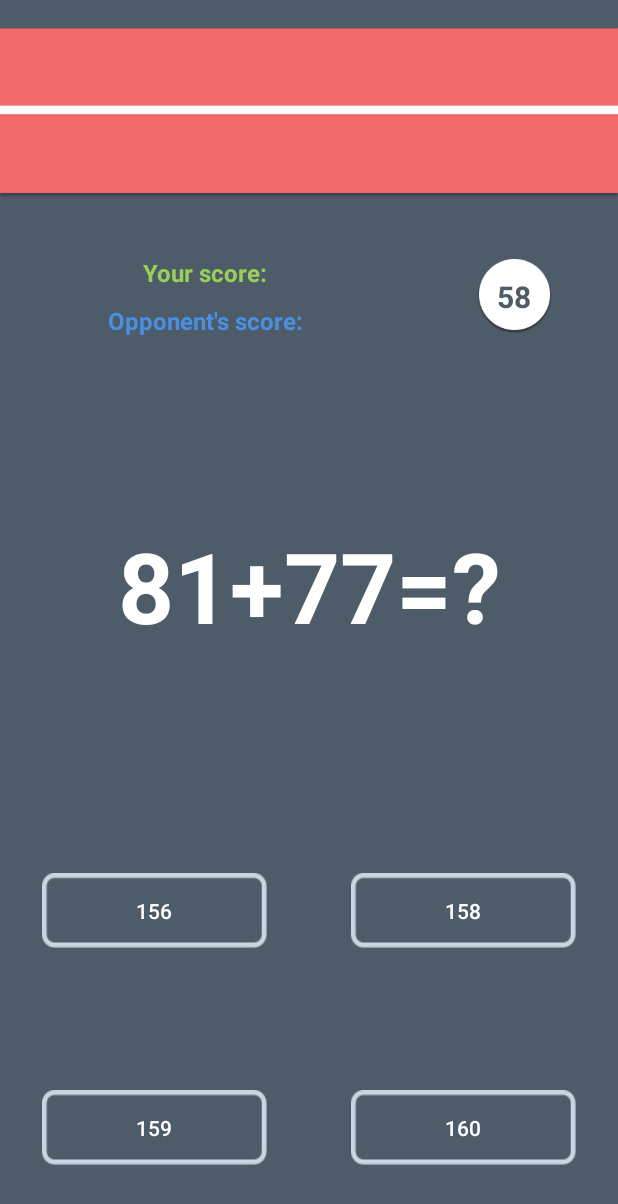
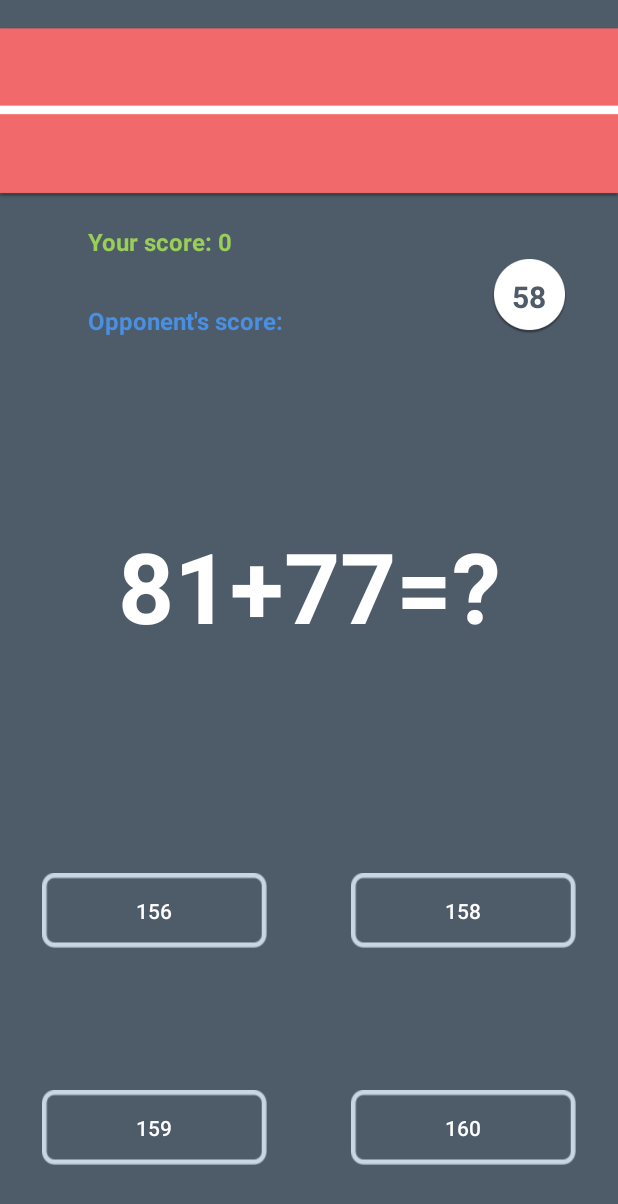
Before and after one commit to iskenxan/Math-marathon, an Android app: the fragment GamePlayFragment shown on its own in the app's theme, on a phone screen of 412 x 824 dp. Shown: the top 1204 px of the screen. Run offline under Robolectric (Android 15) with nearby library versions, the phone set to English and light mode, and no system bars; our stand-ins replace ButterKnife, Firebase (no records; nobody signed in at launch, a user with empty details on screens opened directly); 1 statement that could not run was skipped.

Commit message:
finished working on the game result fragment

```diff
--- a/MathMarathon/app/src/main/java/space/samatov/mathmarathon/view/fragments/GamePlayFragment.java
+++ b/MathMarathon/app/src/main/java/space/samatov/mathmarathon/view/fragments/GamePlayFragment.java
@@ -4,6 +4,7 @@ import android.os.Bundle;
 import android.os.CountDownTimer;
 import android.support.annotation.Nullable;
 import android.support.v4.app.Fragment;
+import android.support.v7.app.AppCompatActivity;
 import android.view.LayoutInflater;
 import android.view.View;
 import android.view.ViewGroup;
@@ -99,7 +100,7 @@ public class GamePlayFragment extends Fragment implements ChildEventListener {
 
             @Override
             public void onFinish() {
-                Toast.makeText(getContext(),"Game over!",Toast.LENGTH_SHORT).show();
+                FragmentFactory.startGameResultFragment((AppCompatActivity) getActivity(),mOpponentUsername);
             }
         };
         mTimer.start();
--- a/MathMarathon/app/src/main/res/layout/fragment_gameplay.xml
+++ b/MathMarathon/app/src/main/res/layout/fragment_gameplay.xml
@@ -16,22 +16,28 @@
         android:layout_weight="1">
         <LinearLayout
             android:layout_width="0dp"
+            android:layout_height="match_parent"
+            android:layout_weight="0.5"/>
+        <LinearLayout
+            android:layout_width="0dp"
             android:orientation="vertical"
-            android:gravity="center"
+            android:gravity="left"
             android:layout_height="match_parent"
             android:layout_weight="2">
             <TextView
                 android:layout_width="wrap_content"
-                android:layout_height="wrap_content"
+                android:layout_height="0dp"
+                android:layout_weight="1"
                 android:layout_marginBottom="10dp"
                 android:textStyle="bold"
                 android:textSize="16sp"
                 android:id="@+id/YourScoreTextView"
                 android:textColor="#99CE58"
-                android:text="Your score:"/>
+                android:text="Your score: 0"/>
             <TextView
                 android:layout_width="wrap_content"
-                android:layout_height="wrap_content"
+                android:layout_height="0dp"
+                android:layout_weight="1"
                 android:textStyle="bold"
                 android:textSize="16sp"
                 android:id="@+id/OpponentScoreTextView"
```
Also changed, not shown: MathMarathon/app/src/main/java/space/samatov/mathmarathon/model/utils/FragmentFactory.java (+8 -0 lines), MathMarathon/app/src/main/java/space/samatov/mathmarathon/view/fragments/FriendRequestFragment.java (+26 -12 lines), MathMarathon/app/src/main/java/space/samatov/mathmarathon/view/fragments/GameResultFragment.java (+26 -6 lines), MathMarathon/app/src/main/res/layout/fragment_game_result.xml (+19 -1 lines).
